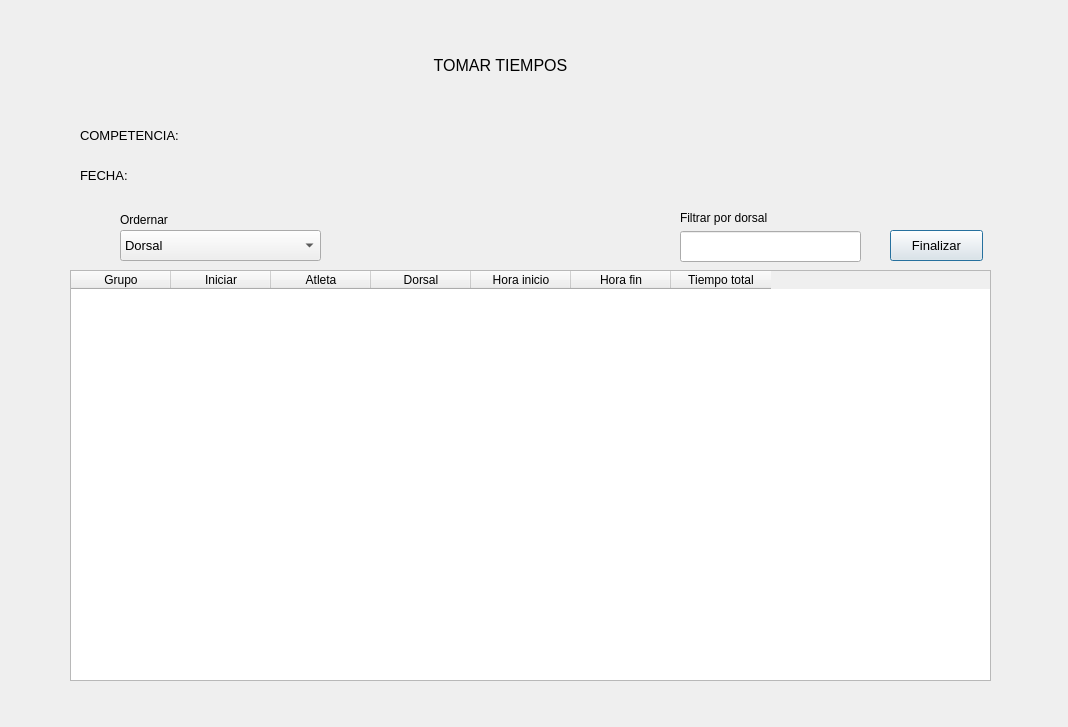
Old version of the form qt/takeTimeView.ui in the repository germang2/CrossfitTimer.
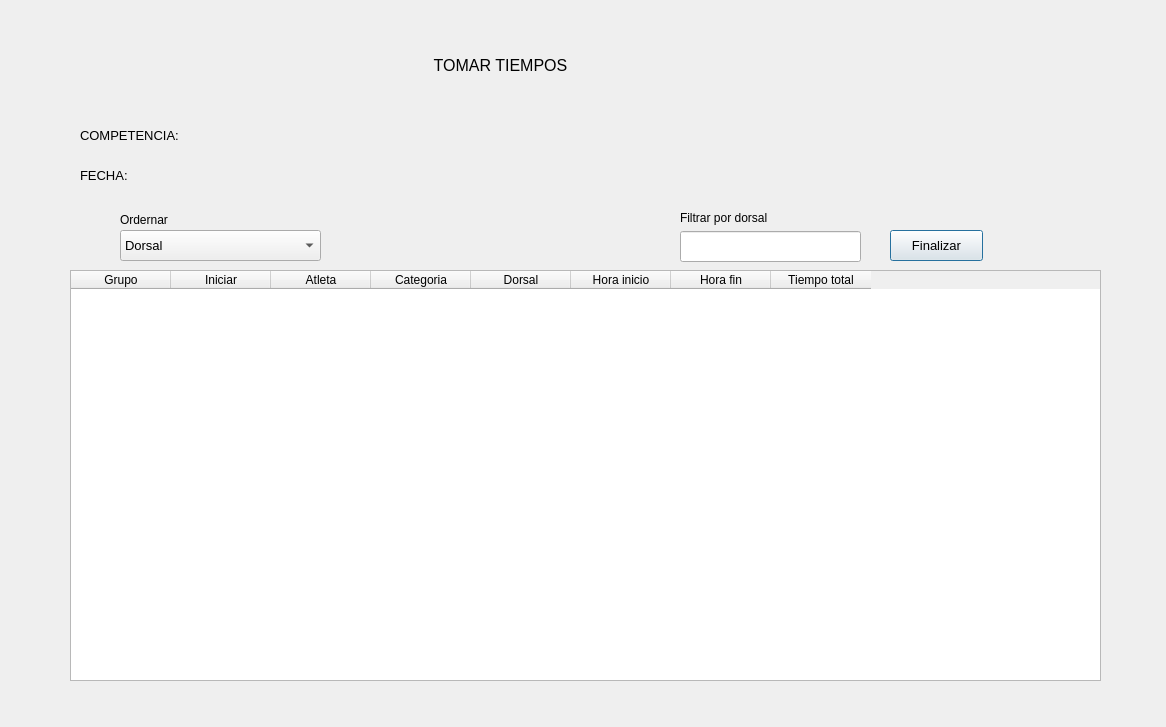
New version of the form.

Commit message: Fixed filters about athletes of competence when taking times

The edit to the form file:
```diff
--- a/qt/takeTimeView.ui
+++ b/qt/takeTimeView.ui
@@ -6,7 +6,7 @@
    <rect>
     <x>0</x>
     <y>0</y>
-    <width>1068</width>
+    <width>1166</width>
     <height>727</height>
    </rect>
   </property>
@@ -111,7 +111,7 @@
     <rect>
      <x>70</x>
      <y>270</y>
-     <width>921</width>
+     <width>1031</width>
      <height>411</height>
     </rect>
    </property>
@@ -133,6 +133,11 @@
      <string>Atleta</string>
     </property>
    </column>
+   <column>
+    <property name="text">
+     <string>Categoria</string>
+    </property>
+   </column>
    <column>
     <property name="text">
      <string>Dorsal</string>
```
The commit also changes 5 other files.
